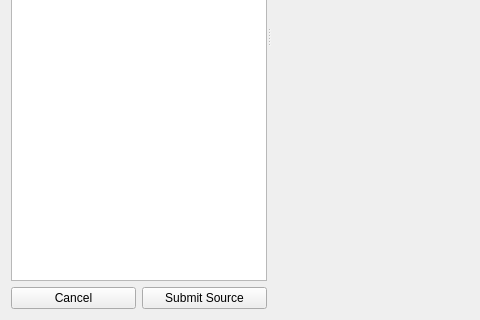
Above: forms/InsertResearchSourceForm/InsertResearchSourceForm.ui from cduffy-tri/ResearchDatabase before the change; both pictures show x 0 to 480 and y 249 to 569 of the 760 by 569 pixel window. Below: the same form after it.
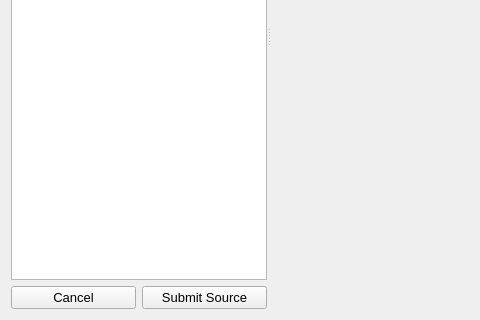
That is the form after the change.

Diff of the .ui file:
```diff
--- a/forms/InsertResearchSourceForm/InsertResearchSourceForm.ui
+++ b/forms/InsertResearchSourceForm/InsertResearchSourceForm.ui
@@ -19,7 +19,7 @@
      <property name="orientation">
       <enum>Qt::Horizontal</enum>
      </property>
-     <widget class="QWidget" name="">
+     <widget class="QWidget" name="layoutWidget">
       <layout class="QVBoxLayout" name="verticalLayout">
        <item>
         <widget class="QListWidget" name="listWidget">
@@ -29,12 +29,24 @@
            <verstretch>0</verstretch>
           </sizepolicy>
          </property>
+         <property name="font">
+          <font>
+           <family>MS Sans Serif</family>
+           <pointsize>17</pointsize>
+          </font>
+         </property>
         </widget>
        </item>
        <item>
         <layout class="QHBoxLayout" name="buttonHorizontalLayout">
          <item>
           <widget class="QPushButton" name="cancelButton">
+           <property name="font">
+            <font>
+             <family>Arial</family>
+             <pointsize>10</pointsize>
+            </font>
+           </property>
            <property name="text">
             <string>Cancel</string>
            </property>
@@ -42,6 +54,12 @@
          </item>
          <item>
           <widget class="QPushButton" name="submitSourceButton">
+           <property name="font">
+            <font>
+             <family>Arial</family>
+             <pointsize>10</pointsize>
+            </font>
+           </property>
            <property name="text">
             <string>Submit Source</string>
            </property>
```
